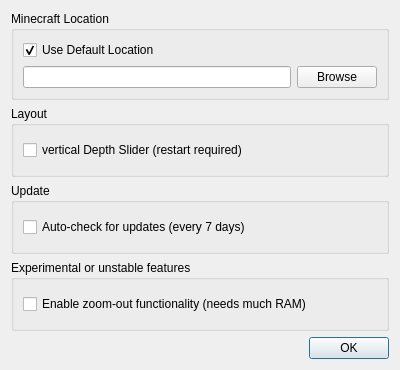
Old version of the form settings.ui in the repository cre4ture/minutor-1.
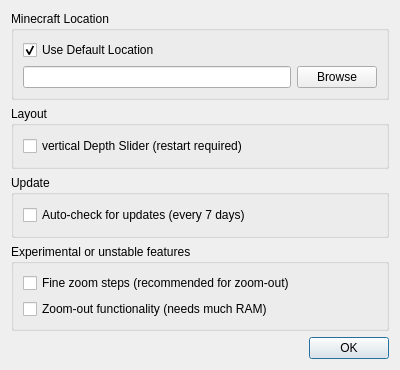
New version of the form.

Commit message: reworked zoom functionality according to author

Diff of the .ui file:
```diff
--- a/settings.ui
+++ b/settings.ui
@@ -91,10 +91,17 @@
         <string>Experimental or unstable features</string>
        </property>
        <layout class="QVBoxLayout" name="verticalLayout_5">
+        <item>
+         <widget class="QCheckBox" name="checkBox_fine_zoom">
+          <property name="text">
+           <string>Fine zoom steps (recommended for zoom-out)</string>
+          </property>
+         </widget>
+        </item>
         <item>
          <widget class="QCheckBox" name="checkBox_zoom_out">
           <property name="text">
-           <string>Enable zoom-out functionality (needs much RAM)</string>
+           <string>Zoom-out functionality (needs much RAM)</string>
           </property>
          </widget>
         </item>
```
The commit also changes 4 other files.
